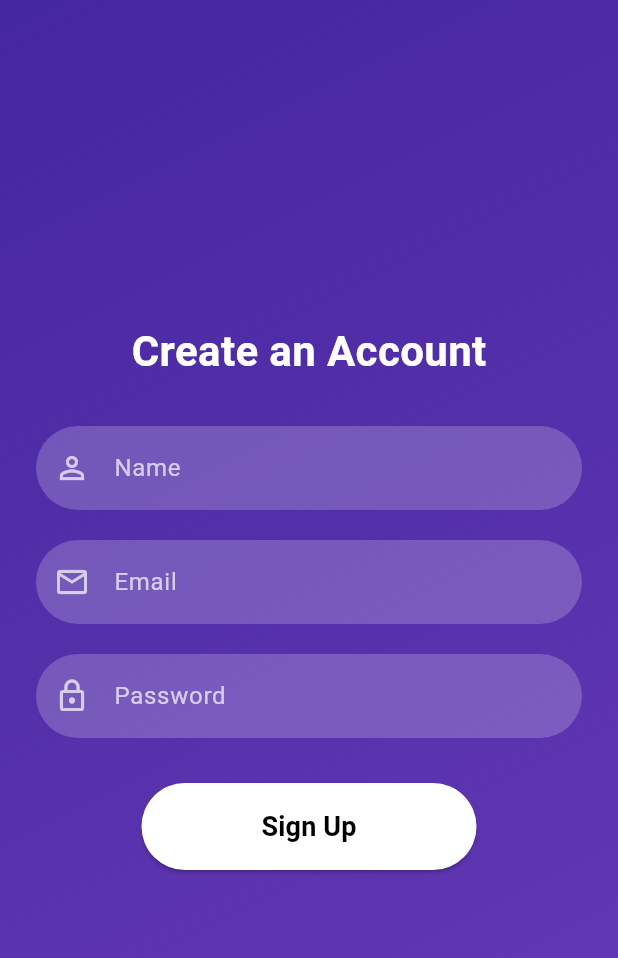
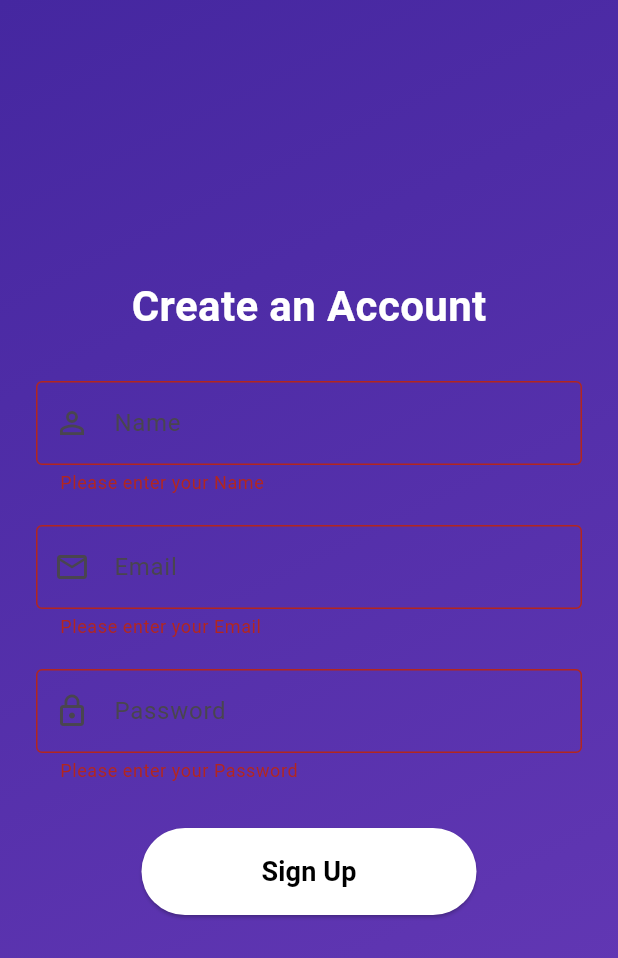
Before and after one commit to Abhi-lash27/Fixmate, a Flutter app: the SignUpPage screen opened directly, after a tap on "Sign Up", on a phone screen of 412 x 824 dp. Shown: the top 958 px of the screen. Run offline on Flutter 3.47's test engine with Material 3 defaults, Android fonts, the phone set to English and light mode, and no system bars; our stand-ins replace cloud_firestore, firebase_auth, firebase_core, font_awesome_flutter; accounts and stored records are empty.

Commit message:
integrated firebase and added authetication for login and signup

```diff
--- a/lib/pages/signup_page.dart
+++ b/lib/pages/signup_page.dart
@@ -1,8 +1,58 @@
 import 'package:flutter/material.dart';
-import 'package:font_awesome_flutter/font_awesome_flutter.dart';
+import 'package:firebase_auth/firebase_auth.dart';
+import 'package:cloud_firestore/cloud_firestore.dart';
 
-class SignUpPage extends StatelessWidget {
+class SignUpPage extends StatefulWidget {
   const SignUpPage({super.key});
+
+  @override
+  _SignUpPageState createState() => _SignUpPageState();
+}
+
+class _SignUpPageState extends State<SignUpPage> {
+  final FirebaseAuth _auth = FirebaseAuth.instance;
+  final TextEditingController _nameController = TextEditingController();
+  final TextEditingController _emailController = TextEditingController();
+  final TextEditingController _passwordController = TextEditingController();
+  final _formKey = GlobalKey<FormState>();
+
+  Future<void> createUserDocument(User user) async {
+    DocumentSnapshot userDoc = await FirebaseFirestore.instance.collection('users').doc(user.uid).get();
+    if (!userDoc.exists) {
+      await FirebaseFirestore.instance.collection('users').doc(user.uid).set({
+        'name': user.displayName ?? 'No Name',
+        'email': user.email ?? 'No Email',
+        'profileImageUrl': '', // Or use a default image URL
+      });
+    }
+  }
+
+  Future<void> _signUp() async {
+    if (_formKey.currentState!.validate()) {
+      try {
+        // Sign up the user with email and password
+        await _auth.createUserWithEmailAndPassword(
+          email: _emailController.text.trim(),
+          password: _passwordController.text.trim(),
+        );
+
+        // Get the current user
+        User? user = _auth.currentUser;
+        if (user != null) {
+          await createUserDocument(user); // Create user document if not exists
+        }
+
+        ScaffoldMessenger.of(context).showSnackBar(
+          SnackBar(content: Text("Account created successfully!")),
+        );
+        Navigator.pop(context); // Go back to the previous screen (Sign-in page)
+      } catch (e) {
+        ScaffoldMessenger.of(context).showSnackBar(
+          SnackBar(content: Text("Sign up failed: ${e.toString()}")),
+        );
+      }
+    }
+  }
 
   @override
   Widget build(BuildContext context) {
@@ -18,12 +68,12 @@ class SignUpPage extends StatelessWidget {
         child: Center(
           child: Padding(
             padding: const EdgeInsets.all(24.0),
+            child: Form(
+              key: _formKey,
               child: Column(
                 mainAxisAlignment: MainAxisAlignment.center,
                 crossAxisAlignment: CrossAxisAlignment.center,
                 children: [
-
-                // Sign Up Text
                   const Text(
                     'Create an Account',
                     style: TextStyle(
@@ -36,6 +86,7 @@ class SignUpPage extends StatelessWidget {
 
                   // Name Field
                   _buildTextField(
+                    controller: _nameController,
                     hintText: 'Name',
                     icon: Icons.person_outline,
                     obscureText: false,
@@ -44,6 +95,7 @@ class SignUpPage extends StatelessWidget {
 
                   // Email Field
                   _buildTextField(
+                    controller: _emailController,
                     hintText: 'Email',
                     icon: Icons.email_outlined,
                     obscureText: false,
@@ -52,6 +104,7 @@ class SignUpPage extends StatelessWidget {
 
                   // Password Field
                   _buildTextField(
+                    controller: _passwordController,
                     hintText: 'Password',
                     icon: Icons.lock_outline,
                     obscureText: true,
@@ -60,9 +113,7 @@ class SignUpPage extends StatelessWidget {
 
                   // Sign Up Button
                   ElevatedButton(
-                  onPressed: () {
-                    // Handle Sign Up
-                  },
+                    onPressed: _signUp,
                     style: ElevatedButton.styleFrom(
                       backgroundColor: Colors.white,
                       padding: const EdgeInsets.symmetric(vertical: 16, horizontal: 80),
@@ -85,50 +136,31 @@ class SignUpPage extends StatelessWidget {
             ),
           ),
         ),
+      ),
     );
   }
 
-  // Helper method to build text fields with consistent styling
+  // Reusable text field for the form
   Widget _buildTextField({
+    required TextEditingController controller,
     required String hintText,
     required IconData icon,
     required bool obscureText,
   }) {
-    return TextField(
+    return TextFormField(
+      controller: controller,
       obscureText: obscureText,
-      style: const TextStyle(color: Colors.white),
       decoration: InputDecoration(
         hintText: hintText,
-        hintStyle: TextStyle(color: Colors.white70),
-        prefixIcon: Icon(icon, color: Colors.white70),
-        filled: true,
-        fillColor: Colors.white.withOpacity(0.2),
-        border: OutlineInputBorder(
-          borderRadius: BorderRadius.circular(30),
-          borderSide: BorderSide.none,
+        prefixIcon: Icon(icon),
+        border: OutlineInputBorder(),
       ),
-      ),
-    );
+      validator: (value) {
+        if (value == null || value.isEmpty) {
+          return 'Please enter your $hintText';
         }
-
-  // Helper method to build social buttons
-  Widget _buildSocialButton({
-    required IconData icon,
-    required Color color,
-    required VoidCallback onPressed,
-  }) {
-    return ElevatedButton(
-      onPressed: onPressed,
-      style: ElevatedButton.styleFrom(
-        backgroundColor: color,
-        padding: const EdgeInsets.all(12),
-        shape: const CircleBorder(),
-      ),
-      child: FaIcon(
-        icon,
-        color: Colors.white,
-        size: 30,
-      ),
+        return null;
+      },
     );
   }
 }
--- a/pubspec.yaml
+++ b/pubspec.yaml
@@ -38,6 +38,11 @@ dependencies:
   # The following adds the Cupertino Icons font to your application.
   # Use with the CupertinoIcons class for iOS style icons.
   cupertino_icons: ^1.0.8
+  firebase_core: ^3.7.0
+  firebase_auth: ^5.3.2
+  image_picker: ^1.1.2
+  firebase_storage: ^12.3.5
+  cloud_firestore: ^5.4.5
 
 dev_dependencies:
   flutter_test:
@@ -64,6 +69,7 @@ flutter:
   # To add assets to your application, add an assets section, like this:
   assets:
     - assets/images/logo.png
+    - assets/images/defaultpic.png
 
   # An image asset can refer to one or more resolution-specific "variants", see
   # https://flutter.dev/to/resolution-aware-images
```
Also changed, not shown: lib/main.dart (+35 -5 lines), lib/pages/login_page.dart (+48 -34 lines), assets/images/defaultpic.png (added), firebase.json (added), lib/firebase_options.dart (added), pubspec.lock, 11 other files. Lines whose indentation alone changed are shown as unchanged.
